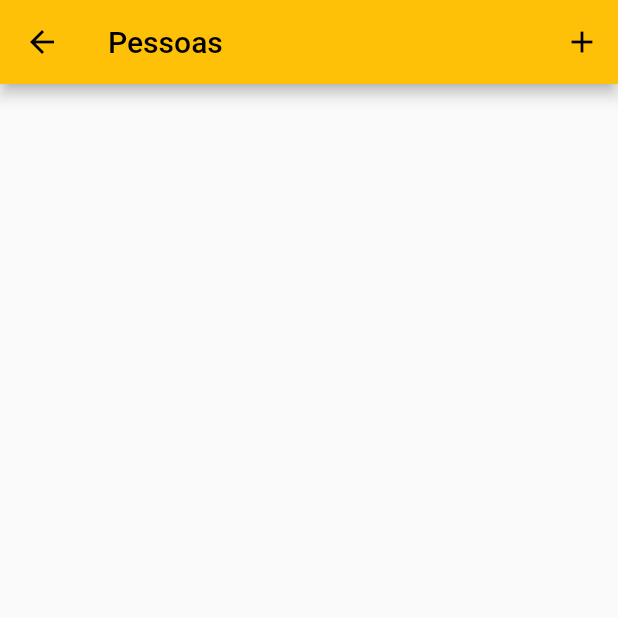
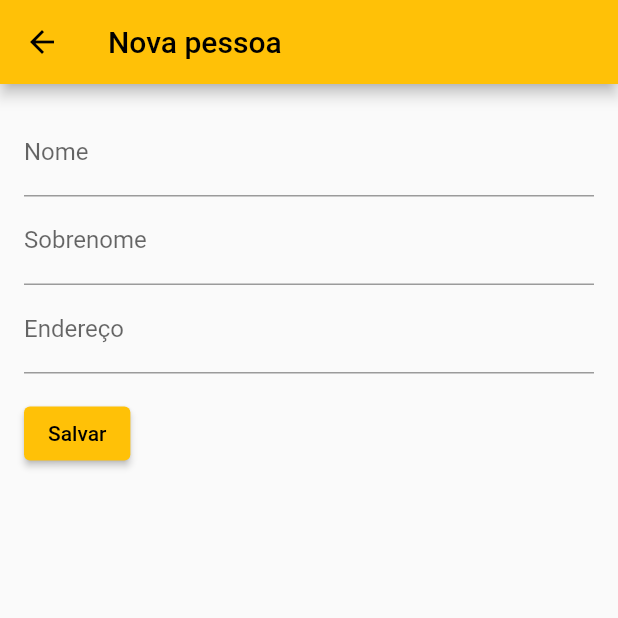
Before and after one commit to MBA-FIAP-Flutter/persistencia, a Flutter app: the ListPerson screen opened by its route, after a tap on the "add" icon, on a phone screen of 412 x 824 dp, the top half of it. Run offline on Flutter 3.47's test engine with Material 2 defaults, Android fonts, the phone set to English and light mode, and no system bars; our stand-ins replace cloud_firestore, firebase_core, floor, sqflite; accounts and stored records are empty; generated files the repository leaves out were written again.

```diff
--- a/lib/sqlite/add_person.dart
+++ b/lib/sqlite/add_person.dart
@@ -0,0 +1,93 @@
+import 'package:aula2_persistencia/sqlite/model/person.dart';
+import 'package:flutter/material.dart';
+
+class AddPerson extends StatelessWidget {
+
+  final _formKey = GlobalKey<FormState>();
+
+  final TextEditingController _firstNameController = TextEditingController();
+  final TextEditingController _lastNameController = TextEditingController();
+  final TextEditingController _addressController = TextEditingController();
+
+  @override
+  Widget build(BuildContext context) {
+    return Scaffold(
+      appBar: AppBar(
+        title: Text("Nova pessoa"),
+      ),
+      body: Padding(
+        padding: EdgeInsets.all(16),
+        child: Form(
+          key: _formKey,
+          child: Column(
+            crossAxisAlignment: CrossAxisAlignment.start,
+            children: <Widget>[
+              TextFormField(
+                decoration: InputDecoration(
+                    hintText: "Nome",
+                    labelText: "Nome"
+                ),
+                controller: _firstNameController,
+                validator: (value) {
+                  //se retornar texto, o validador do formulário entende como erro
+                  //e vai mostrar embaixo do campo na cor vermelha
+                  if (value?.isEmpty ?? false) {
+                    return 'Insira o nome da pessoa';
+                  }
+
+                  //aqui é o único momento na vida do dev flutter que o null
+                  //é algo bom. Ou seja, null, está tudo certo e o validador
+                  //segue a sua vida
+                  return null;
+                },
+              ),
+              TextFormField(
+                controller: _lastNameController,
+                decoration: InputDecoration(
+                    hintText: "Sobrenome",
+                    labelText: "Sobrenome"
+                ),
+                validator: (value) {
+                  if (value?.isEmpty ?? false) {
+                    return 'Insira o sobrenome da pessoa';
+                  }
+                  return null;
+                },
+              ),
+              TextFormField(
+                controller: _addressController,
+                decoration: InputDecoration(
+                    hintText: "Endereço",
+                    labelText: "Endereço"
+                ),
+                validator: (value) {
+                  if (value?.isEmpty ?? false) {
+                    return 'Insira o endereço da pessoa';
+                  }
+                  return null;
+                },
+              ),
+              Padding(
+                padding: EdgeInsets.symmetric(vertical: 16.0),
+                child: ElevatedButton(
+                  onPressed: () {
+                    if (_formKey.currentState?.validate() ?? false) {
+                      Person person = Person(
+                          _firstNameController.text,
+                          _lastNameController.text,
+                          _addressController.text
+                      );
+                      Navigator.pop(context, person);
+                    }
+                  },
+                  child: Text('Salvar'),
+                ),
+              ),
+            ],
+          ),
+        ),
+      ),
+    );
+  }
+
+}
--- a/lib/sqlite/model/person.dart
+++ b/lib/sqlite/model/person.dart
@@ -1,10 +1,10 @@
 class Person {
-  int id;
+  int? id;
   final String firstName;
   final String lastName;
   final String address;
 
-  Person(this.id, this.firstName, this.lastName, this.address);
+  Person(this.firstName, this.lastName, this.address, {this.id});
 
   Map<String, dynamic> toMap() {
     return {
```
Also changed, not shown: lib/firebase/add_car.dart (+74 -0 lines), lib/firebase/list_car.dart (+86 -0 lines), lib/firebase/model/car.dart (+24 -0 lines), lib/main.dart (+10 -4 lines), lib/nosql/add_book.dart (+73 -0 lines), lib/nosql/dao/book_dao.dart (+15 -0 lines), lib/nosql/database/app_database.dart (+13 -0 lines), lib/nosql/list_books.dart (added, +106 -0 lines), lib/nosql/model/book.dart (+12 -0 lines), lib/sqlite/list_person.dart (+43 -4 lines), lib/nosql/database/app_database.g.dart (added), lib/nosql/list_cars.dart (deleted), 3 other files.
